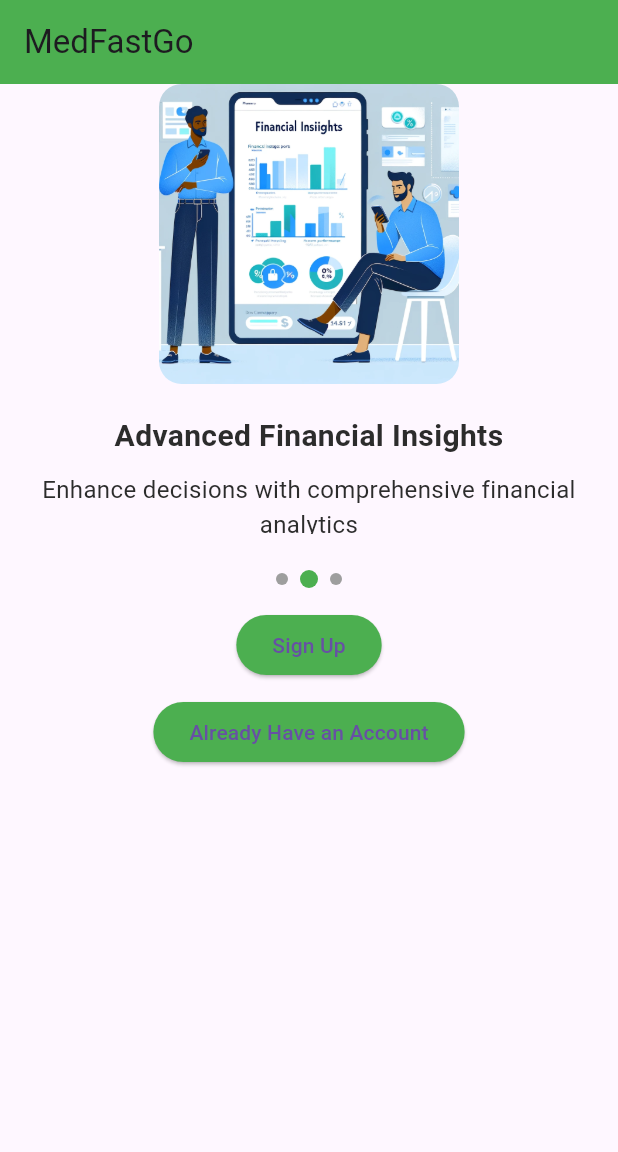
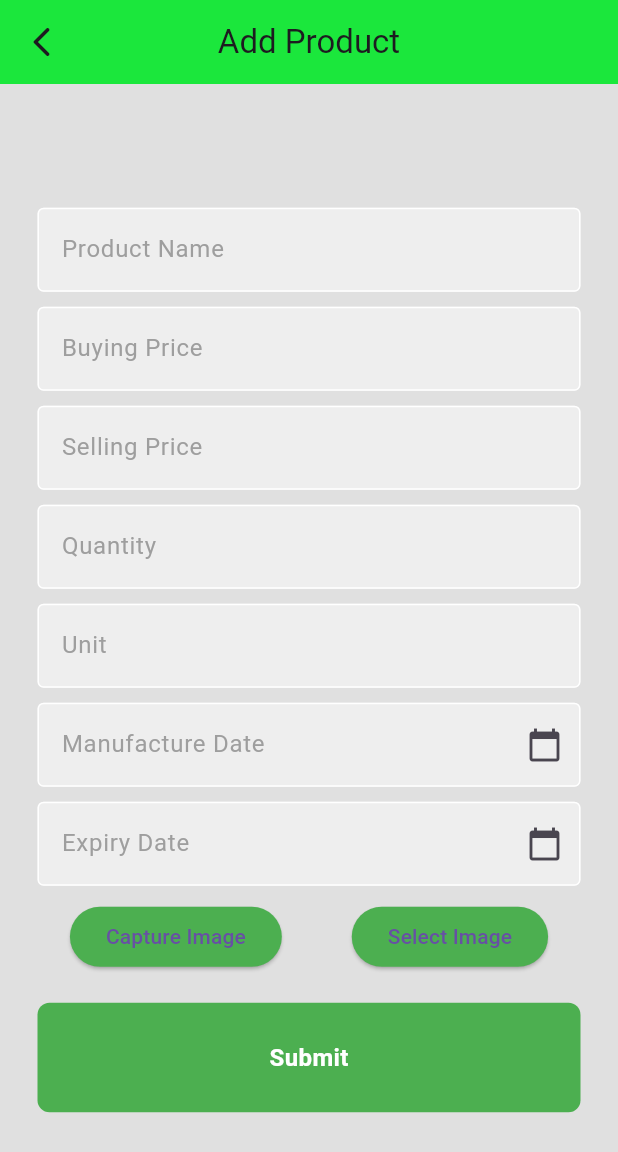
Before and after one commit to BrianKawinzi/medfast_go, a Flutter app: the screen it shows after launch, on a phone screen of 412 x 824 dp. Shown: the top 1152 px of the screen. Run offline on Flutter 3.47's test engine with Material 3 defaults, Android fonts, the phone set to English and light mode, and no system bars; our stand-ins replace geolocator, image_picker, permission_handler, shared_preferences, sqflite; missing offline and left inert: qr_code_scanner; accounts and stored records are empty.

Commit message:
without barcode form added

```diff
--- a/lib/main.dart
+++ b/lib/main.dart
@@ -16,6 +16,7 @@ import 'package:medfast_go/pages/successful_password.dart';
 import 'package:medfast_go/pages/verification_page.dart';
 import 'package:medfast_go/security/register_pharmacy.dart';
 import 'package:medfast_go/pages/profile.dart';
+import 'package:medfast_go/pages/without_barcode.dart';
 
 void main() async {
   runApp(const MyApp());
@@ -29,11 +30,11 @@ class MyApp extends StatelessWidget {
     return MaterialApp(
       debugShowCheckedModeBanner: false,
       title: 'MedFast',
-      initialRoute: '/auth',
+      initialRoute: '/without',
       routes: {
         '/splash': (context) => const SplashScreen(),
         '/bottom': (context) => const BottomNavigation(),
-
+        '/without': (context) => WithoutBar(),
         '/HomePage': (context) => const HomePage(),
         '/login': (context) => LoginPage(),
         '/home': (context) => const HomeScreen(),
--- /dev/null
+++ b/lib/pages/components/calendar_tf.dart
@@ -0,0 +1,40 @@
+import 'package:flutter/material.dart';
+
+class CalendarTF extends StatelessWidget {
+  final TextEditingController controller;
+  final String hintText;
+  final bool obscureText;
+  final Widget? suffixIcon; // New parameter for suffix icon
+
+  const CalendarTF({
+    Key? key,
+    required this.controller,
+    required this.hintText,
+    required this.obscureText,
+    this.suffixIcon, // Initialize suffixIcon as null
+  }) : super(key: key);
+
+  @override
+  Widget build(BuildContext context) {
+    return Padding(
+      padding: const EdgeInsets.symmetric(horizontal: 25.0),
+      child: TextField(
+        controller: controller,
+        obscureText: obscureText,
+        decoration: InputDecoration(
+          enabledBorder: const OutlineInputBorder(
+            borderSide: BorderSide(color: Colors.white),
+          ),
+          focusedBorder: OutlineInputBorder(
+            borderSide: BorderSide(color: Colors.grey.shade400),
+          ),
+          fillColor: Colors.grey.shade200,
+          filled: true,
+          hintText: hintText,
+          hintStyle: TextStyle(color: Colors.grey[500]),
+          suffixIcon: suffixIcon, // Add the suffixIcon to the InputDecoration
+        ),
+      ),
+    );
+  }
+}
--- a/lib/pages/home_screen.dart
+++ b/lib/pages/home_screen.dart
@@ -46,15 +46,15 @@ class _HomeScreenState extends State<HomeScreen> {
       key: _scaffoldKey,
       backgroundColor: Colors.grey[300],
       appBar: AppBar(
-        backgroundColor: Color.fromARGB(255, 16, 253, 44),
+        backgroundColor:const Color.fromARGB(255, 16, 253, 44),
         elevation: 10.0,
-        title: Row(
+        title: const Row(
           children: [
 
 
             //chemist name this is an example later on it will be connected so as to change with the specific chemist
             Padding(
-              padding: const EdgeInsets.only(right: 13),
+              padding: EdgeInsets.only(right: 13),
               child: Text(
                 'Tala Chemist',
                 style: TextStyle(
--- a/lib/pages/log_in.dart
+++ b/lib/pages/log_in.dart
@@ -7,7 +7,7 @@ import 'package:medfast_go/pages/components/my_textfield.dart';
 import 'package:medfast_go/pages/components/normal_tf.dart';
 
 class LoginPage extends StatefulWidget {
-  LoginPage({Key? key}) : super(key: key);
+  const LoginPage({Key? key}) : super(key: key);
 
   @override
   State<LoginPage> createState() => _LoginPageState();
--- /dev/null
+++ b/lib/pages/without_barcode.dart
@@ -0,0 +1,198 @@
+import 'dart:io';
+
+import 'package:flutter/material.dart';
+import 'package:image_picker/image_picker.dart';
+import 'package:medfast_go/business/products.dart';
+import 'package:medfast_go/pages/components/calendar_tf.dart';
+import 'package:medfast_go/pages/components/my_button.dart';
+import 'package:medfast_go/pages/components/normal_tf.dart';
+
+
+class WithoutBar extends StatefulWidget {
+  const WithoutBar({super.key});
+
+
+
+  @override
+  State<WithoutBar> createState() => _WithoutBarState();
+}
+
+class _WithoutBarState extends State<WithoutBar> {
+
+  //controllers
+  final _formKey = GlobalKey<FormState>();
+  final nameController = TextEditingController();
+  final bpController = TextEditingController();
+  final spController = TextEditingController();
+  final quantityController = TextEditingController();
+  final unitController = TextEditingController();
+  final mdController = TextEditingController();
+  final edController = TextEditingController();
+
+  //other variables
+  final ImagePicker _picker = ImagePicker();
+  File? _image;
+
+  //capture method
+  Future<void> _captureImage() async {
+    final XFile? capturedFile = await _picker.pickImage(source: ImageSource.camera);
+    if (capturedFile != null) {
+      setState(() {
+        _image = File(capturedFile.path);
+      });
+    }
+  }
+
+  //pick image method
+  Future<void> _pickImage() async {
+    final XFile? pickedFile = await _picker.pickImage(source: ImageSource.gallery);
+    if (pickedFile != null) {
+      setState(() {
+        _image = File(pickedFile.path);
+      });
+    }
+  }
+
+  //select date method
+  Future<void> _selectDate(TextEditingController controller) async {
+    final DateTime? picked = await showDatePicker(
+      context: context,
+      initialDate: DateTime.now(),
+      firstDate: DateTime(2000),
+      lastDate: DateTime(3000),
+    );
+
+    if (picked != null) {
+      controller.text = picked.toString();
+    }
+  }
+
+  //submit method
+  void submit() {}
+  @override
+  Widget build(BuildContext context) {
+    return Scaffold(
+      backgroundColor: Colors.grey[300],
+      appBar: AppBar(
+        backgroundColor: const Color.fromARGB(255, 16, 253, 44),
+        elevation: 10.0,
+        title: const Text('Add Product'),
+        centerTitle: true,
+        leading: GestureDetector(
+          onTap: () {
+            Navigator.of(context).pushReplacement(MaterialPageRoute(
+              builder: (context) => const Products(productName: ''),
+            ));
+          },
+          child: const Icon(Icons.arrow_back_ios_rounded),
+        ),
+      ),
+      body: SafeArea(
+        child: Center(
+          child: SingleChildScrollView(
+            child: Column(
+              children: [
+
+                //name textfield
+                normalTF(
+                  controller: nameController,
+                  hintText: 'Product Name',
+                  obscureText: false
+                ),
+                const SizedBox(height: 10),
+
+                //buying tf
+                normalTF(
+                  controller: bpController,
+                  hintText: 'Buying Price',
+                  obscureText: false
+                ),
+                const SizedBox(height: 10),
+
+                //selling tf
+                normalTF(
+                  controller: spController,
+                  hintText: 'Selling Price',
+                  obscureText: false
+                ),
+                const SizedBox(height: 10),
+
+                //quantity
+                normalTF(
+                  controller: quantityController,
+                  hintText: 'Quantity',
+                  obscureText: false
+                ),
+                const SizedBox(height: 10),
+
+                //unit
+                normalTF(
+                  controller: unitController,
+                  hintText: 'Unit',
+                  obscureText: false,
+                ),
+                const SizedBox(height: 10),
+
+                //manufacture date
+                CalendarTF(
+                  controller: mdController,
+                  hintText: 'Manufacture Date',
+                  obscureText: false,
+                  suffixIcon: InkWell(
+                    onTap: () => _selectDate(mdController),
+                    child: const Icon(Icons.calendar_today),
+                  ),
+                ),
+                const SizedBox(height: 10),
+
+                //expiry date
+                CalendarTF(
+                  controller: edController,
+                  hintText: 'Expiry Date',
+                  obscureText: false,
+                  suffixIcon: InkWell(
+                    onTap: () => _selectDate(edController),
+                    child: const Icon(Icons.calendar_today),
+                  ),
+                ),
+                const SizedBox(height: 10),
+
+
+                //select and capture image option
+                Row(
+                  mainAxisAlignment: MainAxisAlignment.spaceEvenly,
+                  children: [
+                    ElevatedButton(
+                      onPressed: _captureImage,
+                      style: ElevatedButton.styleFrom(
+                        primary: Colors.green,
+                      ),
+                      child: const Text('Capture Image')
+                    ),
+
+                    ElevatedButton(
+                      onPressed: _pickImage,
+                      style: ElevatedButton.styleFrom(
+                        primary: Colors.green,
+                      ),
+                      child: const Text('Select Image')
+                    ),
+                  ],
+                ),
+
+
+                const SizedBox(height: 20),
+
+
+                MyButton(
+                  onTap: submit,
+                  buttonText: 'Submit'
+                ),
+              ],
+            ),
+          ),
+        ),
+      ),
+    );
+  }
+}
```
